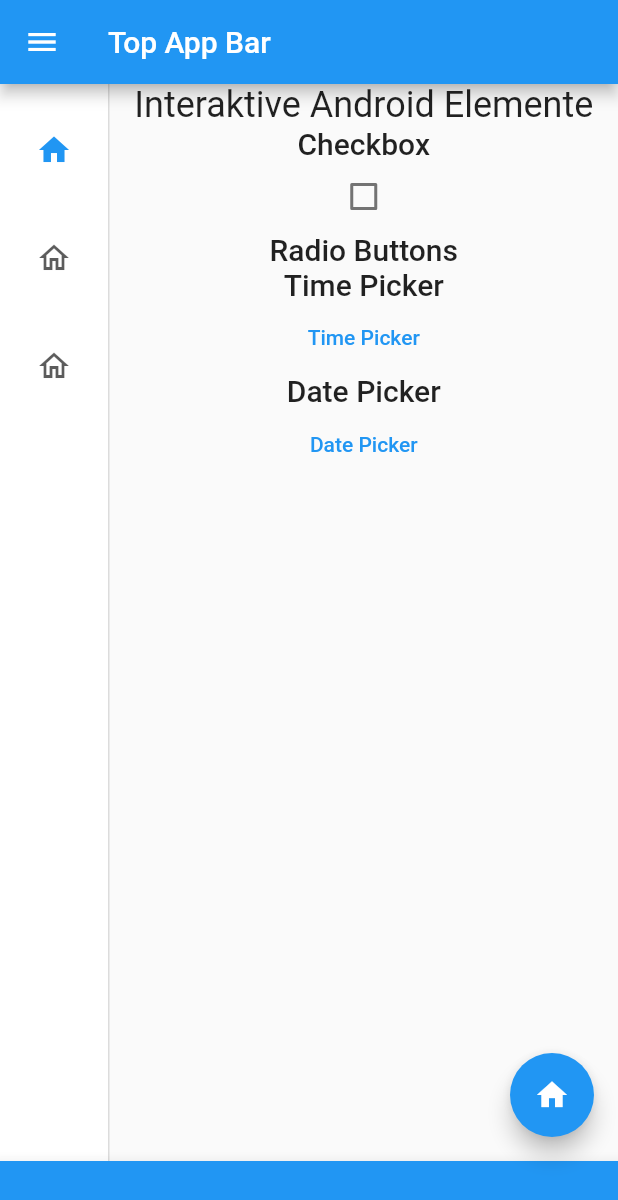
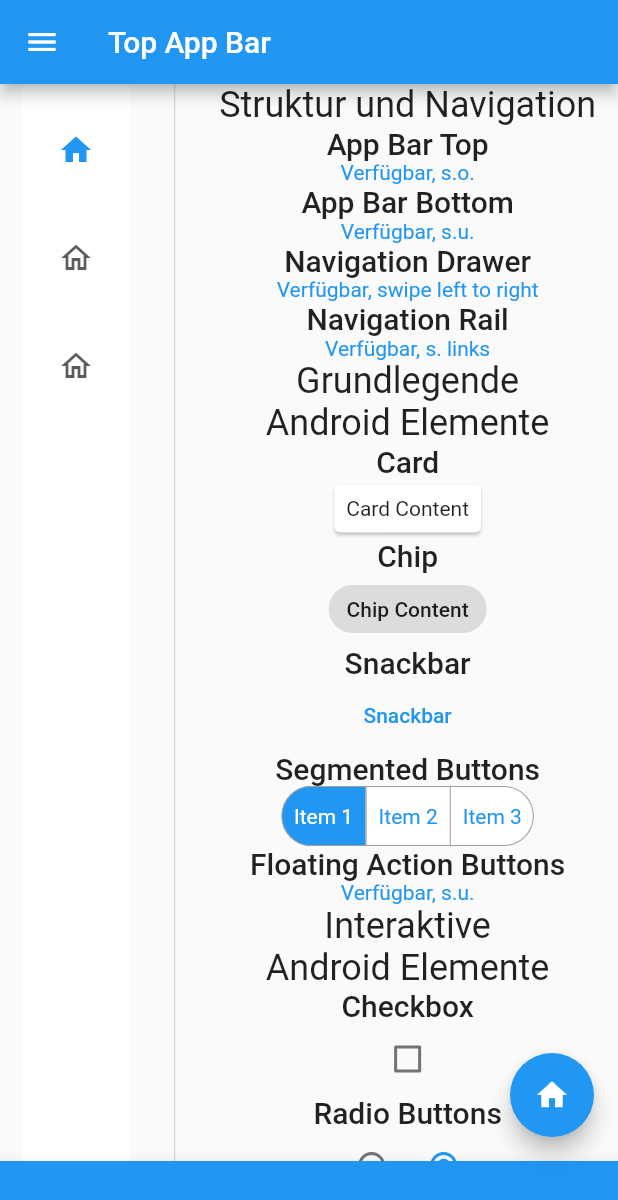
Before and after one commit to AnleAnja/masterthesis, a Flutter app: the AndroidElements screen opened directly, on a phone screen of 412 x 824 dp. Shown: the top 1200 px of the screen. Run offline on Flutter 3.47's test engine with Material 2 defaults, Android fonts, the phone set to English and light mode, and no system bars; drawn by our look-alikes of material_segmented_control; our stand-ins replace grouped_list.

Commit message:
android specific ui elements fix

```diff
--- a/flutter/monstradore/lib/uiux/androidelements.dart
+++ b/flutter/monstradore/lib/uiux/androidelements.dart
@@ -23,9 +23,11 @@ class _AndroidElementsState extends State<AndroidElements> {
           child: Text("Navigation Drawer Content"),
         ),
       ),
-      body: Row(children: <Widget>[
+      body: Row(
+          mainAxisAlignment: MainAxisAlignment.spaceAround,
+          children: <Widget>[
             NavigationRail(
-          destinations: const <NavigationRailDestination>[
+              destinations: const [
                 NavigationRailDestination(
                   icon: Icon(Icons.home_outlined),
                   selectedIcon: Icon(Icons.home),
@@ -50,12 +52,12 @@ class _AndroidElementsState extends State<AndroidElements> {
               },
             ),
             const VerticalDivider(thickness: 1, width: 1),
-        Expanded(
+            SingleChildScrollView(
                 child: Column(
               children: const [
-            //AndroidNavElements(),
-            //AndroidBasicElements(),
-            AndroidInteractiveElements()
+                AndroidNavElements(),
+                AndroidBasicElements(),
+                AndroidInteractiveElements(),
               ],
             ))
           ]),
@@ -102,8 +104,7 @@ class _AndroidNavElementsState extends State<AndroidNavElements> {
       const Text("Verfügbar, swipe left to right",
           style: TextStyle(color: Colors.blue)),
       Text("Navigation Rail", style: textTheme.headline6),
-      const Text("Verfügbar, s. links",
-          style: TextStyle(color: Colors.blue)),
+      const Text("Verfügbar, s. links", style: TextStyle(color: Colors.blue)),
     ]);
   }
 }
@@ -133,7 +134,8 @@ class _AndroidBasicElementsState extends State<AndroidBasicElements> {
 
     return Column(
       children: [
-        Text("Grundlegende Android Elemente", style: textTheme.headline5),
+        Text("Grundlegende", style: textTheme.headline5),
+        Text("Android Elemente", style: textTheme.headline5),
         Text("Card", style: textTheme.headline6),
         const Card(
           child: Padding(
@@ -178,20 +180,19 @@ class AndroidInteractiveElements extends StatefulWidget {
   State<StatefulWidget> createState() => _AndroidInteractiveElementsState();
 }
 
-enum Items { item1, item2, item3 }
-
 class _AndroidInteractiveElementsState
     extends State<AndroidInteractiveElements> {
   bool isChecked = false;
+  int item = 1;
 
   @override
   Widget build(BuildContext context) {
     final theme = Theme.of(context);
     final textTheme = theme.textTheme;
-    Items? item = Items.item1;
 
     return Column(children: [
-      Text("Interaktive Android Elemente", style: textTheme.headline5),
+      Text("Interaktive", style: textTheme.headline5),
+      Text("Android Elemente", style: textTheme.headline5),
       Text("Checkbox", style: textTheme.headline6),
       Checkbox(
           value: isChecked,
@@ -201,43 +202,35 @@ class _AndroidInteractiveElementsState
             });
           }),
       Text("Radio Buttons", style: textTheme.headline6),
-      /*Row(
+      Row(
+        mainAxisAlignment: MainAxisAlignment.spaceAround,
         children: [
-            ListTile(
-              leading: Radio<Items>(
-                value: Items.item1,
+          Radio(
+              value: 0,
               groupValue: item,
-                onChanged: (Items? value) {
+              onChanged: (index) {
                 setState(() {
-                    item = value;
+                  item = index!;
                 });
-                  }
-              )
+              }),
+          Radio(
+              value: 1,
+              groupValue: item,
+              onChanged: (index) {
+                setState(() {
+                  item = index!;
+                });
+              }),
+        ],
       ),
-            ListTile(
-                title: const Text(""),
-                leading: Radio<Items>(
-                  value: Items.item2,
-                  groupValue: item,
-                  onChanged: (Items? value) {
-                    setState(() {
-                      item = value;
-                    });
-                    }
-                    )
-            )
-          ]
-      ),*/
       Text("Time Picker", style: textTheme.headline6),
       TextButton(
           child: const Text("Time Picker"),
-          onPressed: () => displayTimePicker(context)
-      ),
+          onPressed: () => displayTimePicker(context)),
       Text("Date Picker", style: textTheme.headline6),
       TextButton(
           child: const Text("Date Picker"),
-          onPressed: () => displayDatePicker(context)
-      )
+          onPressed: () => displayDatePicker(context))
     ]);
   }
 
```
Lines whose indentation alone changed are shown as unchanged.
